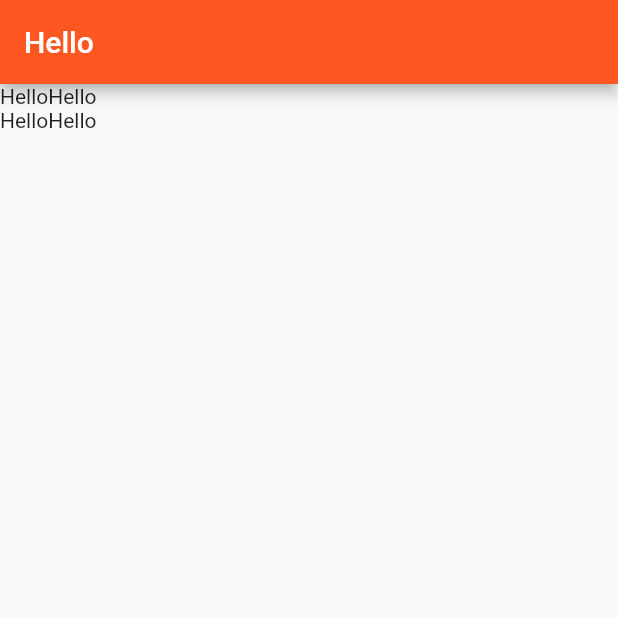
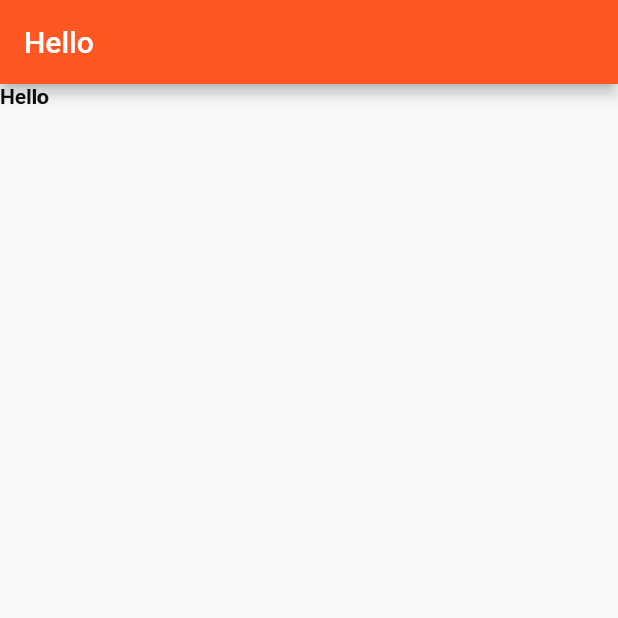
Before and after one commit to NadxiruL/pasar-app, a Flutter app: the screen it shows after launch, on a phone screen of 412 x 824 dp, the top half of it. Run offline on Flutter 3.47's test engine with Material 2 defaults, Android fonts, the phone set to English and light mode, and no system bars.

Commit message:
product overview screen

```diff
--- a/lib/main_screen.daart.dart
+++ b/lib/main_screen.daart.dart
@@ -1,4 +1,3 @@
-import 'package:flutter/cupertino.dart';
 import 'package:flutter/material.dart';
 
 class Pasar extends StatefulWidget {
@@ -13,24 +12,17 @@ class _PasarState extends State<Pasar> {
   Widget build(BuildContext context) {
     return Scaffold(
       appBar: AppBar(
-        title: Text(
-          'Hello',
-          textAlign: TextAlign.center,
-        ),
+        title: Text('Hello'),
       ),
-      body: Row(
+      body: Stack(
         children: [
-          Column(
-            children: [
-              Text('Hello'),
-              Text('Hello'),
-            ],
+          Text(
+            'Hello',
+            textDirection: TextDirection.rtl,
           ),
-          Column(
-            children: [
-              Text('Hello'),
-              Text('Hello'),
-            ],
+          Text(
+            'Hello',
+            style: TextStyle(fontWeight: FontWeight.bold),
           ),
         ],
       ),
```
Also changed, not shown: lib/models/model.dart (deleted, +0 -13 lines), lib/models/product.dart (added, +17 -0 lines), lib/screens/products_overview_screen.dart (added, +13 -0 lines).
